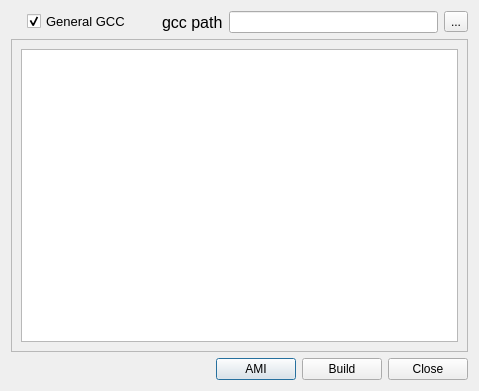
Above: compiler.ui from WXY163/ezAMI before the change. Below: the same form after it.
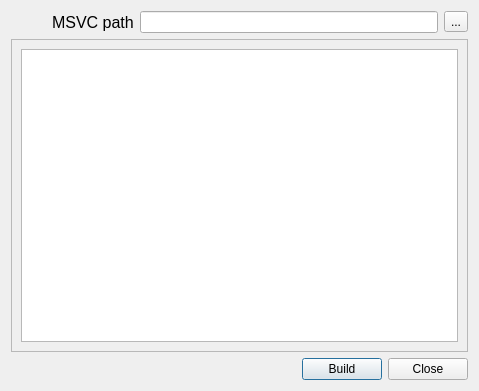
That is the form after the change.

Diff of the .ui file:
```diff
--- a/compiler.ui
+++ b/compiler.ui
@@ -37,24 +37,6 @@
          </property>
         </spacer>
        </item>
-       <item>
-        <widget class="QCheckBox" name="checkBox">
-         <property name="font">
-          <font>
-           <pointsize>10</pointsize>
-          </font>
-         </property>
-         <property name="text">
-          <string>General GCC</string>
-         </property>
-         <property name="checked">
-          <bool>true</bool>
-         </property>
-         <property name="tristate">
-          <bool>false</bool>
-         </property>
-        </widget>
-       </item>
        <item>
         <spacer name="horizontalSpacer_3">
          <property name="orientation">
@@ -79,7 +61,7 @@
           </font>
          </property>
          <property name="text">
-          <string>gcc path</string>
+          <string>MSVC path</string>
          </property>
         </widget>
        </item>
@@ -125,13 +107,6 @@
          </property>
         </spacer>
        </item>
-       <item>
-        <widget class="QPushButton" name="AMIPushButton">
-         <property name="text">
-          <string>AMI</string>
-         </property>
-        </widget>
-       </item>
        <item>
         <widget class="QPushButton" name="buildPushButton">
          <property name="text">
```
